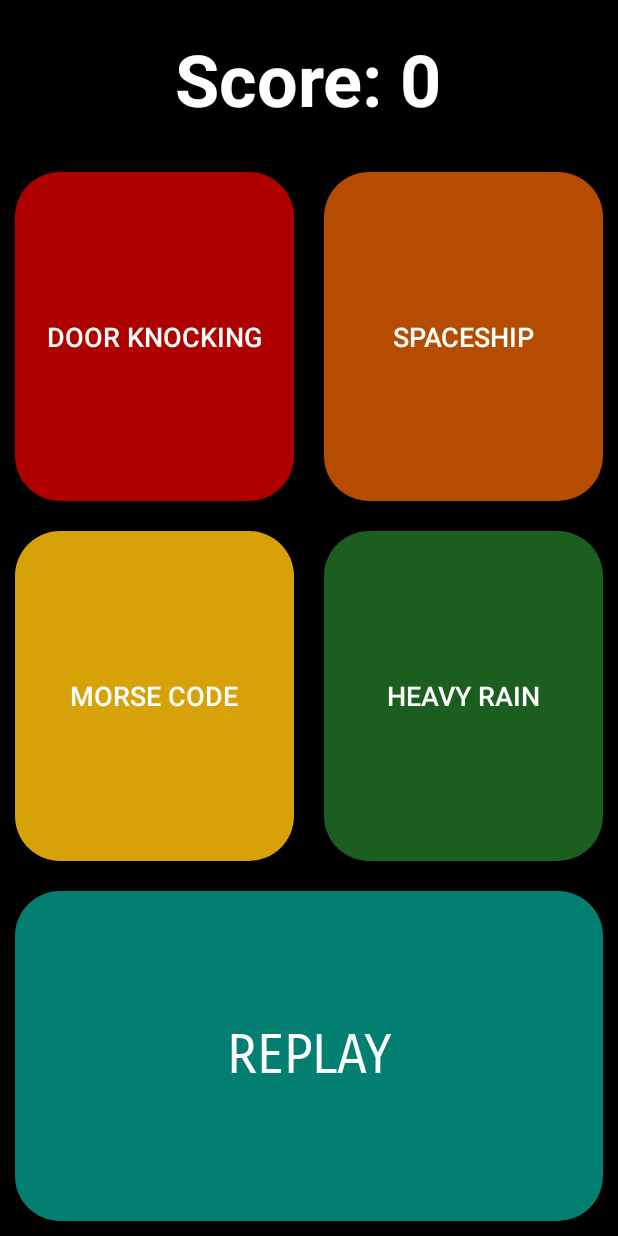
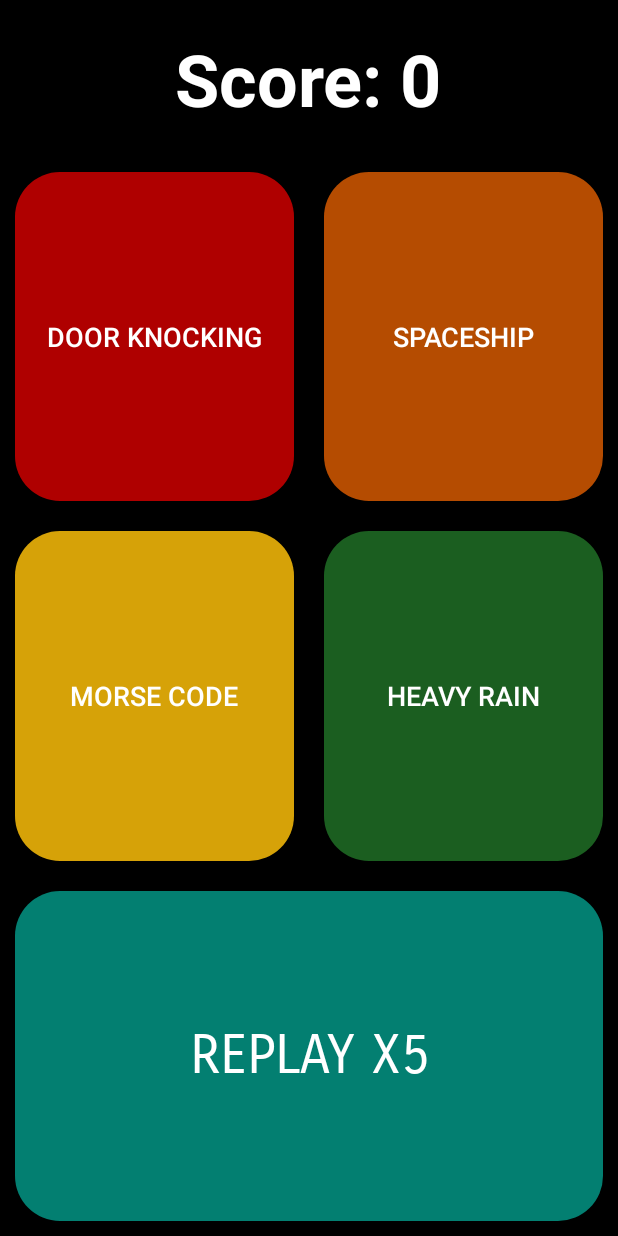
Before and after one commit to legitappsinc/Foundboard, an Android app: the MainActivity screen opened directly, with no data from a screen before it, on a phone screen of 412 x 824 dp. Run offline under Robolectric (Android 15) with nearby library versions, the phone set to English and light mode, and no system bars.

Commit message:
Added limited replays

```diff
--- a/app/src/main/java/com/eoenesapps/myapplication/MainActivity.java
+++ b/app/src/main/java/com/eoenesapps/myapplication/MainActivity.java
@@ -39,10 +39,15 @@ public class MainActivity extends AppCompatActivity implements View.OnClickListe
     static int score;
     public boolean gameOver;
     MediaPlayer mediaPlayer;
+    public static int replayCounter = 4;
 
     protected void onStart() {
+        replayCounter=4;
         score = 0;
         super.onStart();
+
+        Button buttonreplay = findViewById(R.id.buttonReplay);
+        buttonreplay.setText("Replay x5");
 
         //Keeps loop running
 
@@ -227,9 +232,20 @@ public class MainActivity extends AppCompatActivity implements View.OnClickListe
 
         }
 
+    public void replayButton(View v){
 
+        Button button = findViewById(R.id.buttonReplay);
+        button.setText("Replay x" + replayCounter);
+        if(replayCounter!=0){
+            replayCounter-=1;
+            playSound();
+    }
+    else{
+            button.setText("No Replays Left :(");
+        }
+    }
 
-    public void playSound(View v) {
+    public void playSound() {
         mediaPlayer.stop();
         mediaPlayer.release();
         //Place music files in file called raw, then after that the name of the file
--- a/app/src/main/res/layout-es-rUS/activity_start_screen.xml
+++ b/app/src/main/res/layout-es-rUS/activity_start_screen.xml
@@ -43,20 +43,23 @@
             android:onClick="onStartPress"
             android:textStyle="bold"
             android:padding="10dp"/>
+
         <Button
+            android:id="@+id/highScore"
             android:layout_width="match_parent"
             android:layout_height="wrap_content"
+            android:layout_below="@+id/startbtn"
+            android:layout_marginStart="20dp"
+            android:layout_marginTop="20dp"
+            android:layout_marginEnd="20dp"
+            android:layout_marginBottom="20dp"
+            android:background="@android:color/holo_green_dark"
+            android:fontFamily="sans-serif-smallcaps"
+            android:padding="10dp"
+            android:text="High Scores"
+            android:textColor="@android:color/white"
             android:textSize="56dp"
-            android:text="High Score"
-            android:fontFamily="sans-serif-smallcaps"
-            android:layout_below="@+id/startbtn"
-            android:layout_margin="20dp"
-            android:textColor="@android:color/white"
-            android:background="@android:color/holo_green_dark"
-            android:id="@+id/highScore"
-            android:textStyle="bold"
-            android:padding="10dp"
-            />
+            android:textStyle="bold" />
         <Button
             android:layout_width="match_parent"
             android:layout_height="wrap_content"
--- a/app/src/main/res/layout-es/activity_main.xml
+++ /dev/null
@@ -1,140 +0,0 @@
-<?xml version="1.0" encoding="utf-8"?>
-<androidx.constraintlayout.widget.ConstraintLayout xmlns:android="http://schemas.android.com/apk/res/android"
-    xmlns:tools="http://schemas.android.com/tools"
-    android:layout_width="match_parent"
-    android:layout_height="match_parent"
-    tools:context=".MainActivity">
-
-    <LinearLayout
-        android:layout_width="match_parent"
-        android:layout_height="match_parent"
-        android:background="@android:color/black"
-        android:orientation="vertical">
-
-        <RelativeLayout
-            android:layout_width="match_parent"
-            android:layout_height="wrap_content"
-            android:background="@android:color/black"
-            android:orientation="vertical">
-
-            <TextView
-                android:layout_width="wrap_content"
-                android:layout_height="wrap_content"
-                android:layout_centerHorizontal="true"
-                android:fontFamily="sans-serif-smallcaps"
-                android:padding="20dp"
-                android:text="Encuentratabla"
-                android:textColor="@android:color/white"
-                android:textSize="36dp" />
-        </RelativeLayout>
-
-
-        <TableLayout
-            android:layout_width="match_parent"
-            android:layout_height="0dp"
-            android:layout_weight="1"
-          >
-
-            <TableRow
-                android:layout_weight="1"
-                android:layout_height="0dp"
-                android:layout_width="wrap_content">
-
-        <Button
-            android:id="@+id/buttonA"
-            android:layout_width="match_parent"
-            android:layout_height="match_parent"
-            android:layout_margin="20dp"
-            android:layout_weight="1"
-            android:background="#af0000"
-            android:onClick="playSound"
-
-            android:text="Placeholder"
-            android:textColor="@android:color/white"
-            android:textSize="20dp"
-
-            />
-
-
-        <Button
-            android:id="@+id/buttonB"
-            android:layout_width="match_parent"
-            android:layout_weight="1"
-            android:layout_height="match_parent"
-            android:layout_margin="20dp"
-            android:background="#b54c01"
-            android:onClick="playSound"
-            android:text="Placeholder"
-            android:textColor="@android:color/white"
-            android:textSize="20dp" />
-
-            </TableRow>
-
-
-
-        //Leave this button in as it fixes the layout for whatever reason.
-
-            <TableRow
-                android:layout_weight="1"
-                android:layout_height="0dp"
-                android:layout_width="wrap_content">
-                <Button
-
-                    android:id="@+id/buttonC"
-                    android:layout_width="match_parent"
-                    android:layout_height="match_parent"
-                    android:layout_weight="1"
-                    android:layout_margin="20dp"
-                    android:background="#d6a208"
-                    android:onClick="playSound"
-
-                    android:text="Placeholder"
-                    android:textColor="@android:color/white"
-                    android:textSize="20dp"
-
-
-                    />
-
-
-                <Button
-                    android:id="@+id/buttonD"
-                    android:layout_width="match_parent"
-                    android:layout_height="match_parent"
-                    android:layout_margin="20dp"
-                    android:layout_weight="1"
-                    android:background="#1b5e20"
-                    android:onClick="playSound"
-
-                    android:text="Placeholder"
-                    style="@style/TextAppearance.AppCompat.Button"
-                    android:textColor="@android:color/white"
-                    android:textSize="20dp" />
-            </TableRow>
-            <TableRow
-                android:layout_weight="1"
-                android:layout_height="0dp"
-                android:layout_width="wrap_content">
-
-
-
-                <Button
-                    android:id="@+id/buttonReplay"
-                    android:layout_width="match_parent"
-                    android:layout_height="match_parent"
-                    android:layout_margin="20dp"
-                    android:layout_weight="1"
-                    android:background="#037f71"
-                    android:onClick="playSound"
-                    android:text="Repetir"
-                    style="@style/TextAppearance.AppCompat.Button"
-                    android:textColor="@android:color/white"
-                    android:textSize="48dp"
-                    android:fontFamily="sans-serif-smallcaps"/>
-
-            </TableRow>
-        </TableLayout>
-
-    </LinearLayout>
-
-
-</androidx.constraintlayout.widget.ConstraintLayout>
--- a/app/src/main/res/layout-land/activity_main.xml
+++ /dev/null
@@ -1,140 +0,0 @@
-<?xml version="1.0" encoding="utf-8"?>
-<androidx.constraintlayout.widget.ConstraintLayout xmlns:android="http://schemas.android.com/apk/res/android"
-    xmlns:tools="http://schemas.android.com/tools"
-    android:layout_width="match_parent"
-    android:layout_height="match_parent"
-    tools:context=".MainActivity">
-
-    <LinearLayout
-        android:layout_width="match_parent"
-        android:layout_height="match_parent"
-        android:background="@android:color/black"
-        android:orientation="vertical">
-
-        <RelativeLayout
-            android:layout_width="match_parent"
-            android:layout_height="wrap_content"
-            android:background="@android:color/black"
-            android:orientation="vertical">
-
-            <TextView
-                android:layout_width="wrap_content"
-                android:layout_height="wrap_content"
-                android:layout_centerHorizontal="true"
-                android:fontFamily="sans-serif-smallcaps"
-                android:padding="10dp"
-                android:text="Foundboard"
-                android:textColor="@android:color/white"
-                android:textSize="36dp" />
-        </RelativeLayout>
-
-
-        <TableLayout
-            android:layout_width="match_parent"
-            android:layout_height="0dp"
-            android:layout_weight="1"
-          >
-
-            <TableRow
-                android:layout_weight="1"
-                android:layout_height="0dp"
-                android:layout_width="wrap_content">
-
-        <Button
-            android:id="@+id/buttonA"
-            android:layout_width="match_parent"
-            android:layout_height="match_parent"
-            android:layout_margin="10dp"
-            android:layout_weight="1"
-            android:background="#af0000"
-            android:onClick="playSound"
-
-            android:text="Placeholder"
-            android:textColor="@android:color/white"
-            android:textSize="24dp"
-
-            />
-
-
-        <Button
-            android:id="@+id/buttonB"
-            android:layout_width="match_parent"
-            android:layout_weight="1"
-            android:layout_height="match_parent"
-            android:layout_margin="10dp"
-            android:background="#b54c01"
-            android:onClick="playSound"
-            android:text="Placeholder"
-            android:textColor="@android:color/white"
-            android:textSize="24dp" />
-
-            </TableRow>
-
-
-
-        //Leave this button in as it fixes the layout for whatever reason.
-
-            <TableRow
-                android:layout_weight="1"
-                android:layout_height="0dp"
-                android:layout_width="wrap_content">
-                <Button
-
-                    android:id="@+id/buttonC"
-                    android:layout_width="match_parent"
-                    android:layout_height="match_parent"
-                    android:layout_weight="1"
-                    android:layout_margin="10dp"
-                    android:background="#d6a208"
-                    android:onClick="playSound"
-
-                    android:text="Placeholder"
-                    android:textColor="@android:color/white"
-                    android:textSize="24dp"
-
-
-                    />
-
-
-                <Button
-                    android:id="@+id/buttonD"
-                    android:layout_width="match_parent"
-                    android:layout_height="match_parent"
-                    android:layout_margin="10dp"
-                    android:layout_weight="1"
-                    android:background="#1b5e20"
-                    android:onClick="playSound"
-
-                    android:text="Placeholder"
-                    style="@style/TextAppearance.AppCompat.Button"
-                    android:textColor="@android:color/white"
-                    android:textSize="24dp" />
-            </TableRow>
-            <TableRow
-                android:layout_weight="1"
-                android:layout_height="0dp"
-                android:layout_width="wrap_content">
-
-
-
-                <Button
-                    android:id="@+id/buttonReplay"
-                    android:layout_width="match_parent"
-                    android:layout_height="match_parent"
-                    android:layout_margin="15dp"
-                    android:layout_weight="1"
-                    android:background="#037f71"
-                    android:onClick="playSound"
-                    android:text="Replay"
-                    style="@style/TextAppearance.AppCompat.Button"
-                    android:textColor="@android:color/white"
-                    android:textSize="36dp"
-                    android:fontFamily="sans-serif-smallcaps"/>
-
-            </TableRow>
-        </TableLayout>
-
-    </LinearLayout>
-
-
-</androidx.constraintlayout.widget.ConstraintLayout>
--- a/app/src/main/res/layout-sw600dp/activity_main.xml
+++ /dev/null
@@ -1,143 +0,0 @@
-<?xml version="1.0" encoding="utf-8"?>
-<androidx.constraintlayout.widget.ConstraintLayout xmlns:android="http://schemas.android.com/apk/res/android"
-    xmlns:tools="http://schemas.android.com/tools"
-    android:layout_width="match_parent"
-    android:layout_height="match_parent"
-    tools:context=".MainActivity">
-
-    <LinearLayout
-        android:layout_width="match_parent"
-        android:layout_height="match_parent"
-        android:background="@android:color/black"
-        android:orientation="vertical">
-
-        <RelativeLayout
-            android:layout_width="match_parent"
-            android:layout_height="wrap_content"
-            android:background="@android:color/black"
-            android:orientation="vertical">
-
-            <TextView
-                android:layout_width="wrap_content"
-                android:layout_height="wrap_content"
-                android:layout_centerHorizontal="true"
-                android:fontFamily="sans-serif-smallcaps"
-                android:padding="36dp"
-                android:text="Foundboard"
-                android:textColor="@android:color/white"
-                android:textSize="56dp" />
-        </RelativeLayout>
-
-
-        <TableLayout
-            android:layout_width="match_parent"
-            android:layout_height="0dp"
-            android:layout_weight="1">
-
-            <TableRow
-                android:layout_width="wrap_content"
-                android:layout_height="0dp"
-                android:layout_weight="1">
-
-                <Button
-                    android:id="@+id/buttonA"
-                    android:layout_width="match_parent"
-                    android:layout_height="match_parent"
-                    android:layout_margin="20dp"
-                    android:layout_weight="1"
-                    android:background="#af0000"
-                    android:fontFamily="sans-serif-smallcaps"
-
-                    android:onClick="playSound"
-                    android:text="Placeholder"
-                    android:textColor="@android:color/white"
-                    android:textSize="48dp"
-
-                    />
-
-
-                <Button
-                    android:id="@+id/buttonB"
-                    android:layout_width="match_parent"
-                    android:layout_height="match_parent"
-                    android:layout_margin="20dp"
-                    android:layout_weight="1"
-                    android:background="#b54c01"
-                    android:fontFamily="sans-serif-smallcaps"
-                    android:onClick="playSound"
-                    android:text="Placeholder"
-                    android:textColor="@android:color/white"
-                    android:textSize="48dp" />
-
-            </TableRow>
-
-
-            //Leave this button in as it fixes the layout for whatever reason.
-
-            <TableRow
-                android:layout_width="wrap_content"
-                android:layout_height="0dp"
-                android:layout_weight="1">
-
-                <Button
-
-                    android:id="@+id/buttonC"
-                    android:layout_width="match_parent"
-                    android:layout_height="match_parent"
-                    android:layout_margin="20dp"
-                    android:layout_weight="1"
-                    android:background="#d6a208"
-                    android:fontFamily="sans-serif-smallcaps"
-
-                    android:onClick="playSound"
-                    android:text="Placeholder"
-                    android:textColor="@android:color/white"
-                    android:textSize="48dp"
-
-
-                    />
-
-
-                <Button
-                    android:id="@+id/buttonD"
-                    style="@style/TextAppearance.AppCompat.Button"
-                    android:layout_width="match_parent"
-                    android:layout_height="match_parent"
-                    android:layout_margin="20dp"
-                    android:layout_weight="1"
-                    android:background="#1b5e20"
-
-                    android:fontFamily="sans-serif-smallcaps"
-                    android:onClick="playSound"
-                    android:text="Placeholder"
-                    android:textColor="@android:color/white"
-                    android:textSize="48dp" />
-            </TableRow>
-
-            <TableRow
-                android:layout_width="wrap_content"
-                android:layout_height="0dp"
-                android:layout_weight="1">
-
-
-                <Button
-                    android:id="@+id/buttonReplay"
-                    style="@style/TextAppearance.AppCompat.Button"
-                    android:layout_width="match_parent"
-                    android:layout_height="match_parent"
-                    android:layout_margin="15dp"
-                    android:layout_weight="1"
-                    android:background="#037f71"
-                    android:fontFamily="sans-serif-smallcaps"
-                    android:onClick="playSound"
-                    android:text="Replay"
-                    android:textColor="@android:color/white"
-                    android:textSize="48dp" />
-
-            </TableRow>
-        </TableLayout>
-
-    </LinearLayout>
-
-
-</androidx.constraintlayout.widget.ConstraintLayout>
--- a/app/src/main/res/layout-v21/activity_start_screen.xml
+++ b/app/src/main/res/layout-v21/activity_start_screen.xml
@@ -54,12 +54,12 @@
             android:layout_marginEnd="20dp"
             android:layout_marginBottom="10dp"
             android:background="#12a528"
+            android:onClick="onHighScorePress"
             android:padding="10dp"
-            android:text="High Score"
+            android:text="High Scores"
             android:textColor="@android:color/white"
             android:textSize="36sp"
-            android:textStyle="bold"
-            android:onClick="onHighScorePress"/>
+            android:textStyle="bold" />
 
         <Button
             android:id="@+id/info"
--- a/app/src/main/res/layout-v22/activity_start_screen.xml
+++ b/app/src/main/res/layout-v22/activity_start_screen.xml
@@ -54,12 +54,12 @@
             android:layout_marginEnd="20dp"
             android:layout_marginBottom="10dp"
             android:background="#12a528"
+            android:onClick="onHighScorePress"
             android:padding="10dp"
-            android:text="High Score"
+            android:text="High Scores"
             android:textColor="@android:color/white"
             android:textSize="36sp"
-            android:textStyle="bold"
-            android:onClick="onHighScorePress"/>
+            android:textStyle="bold" />
 
         <Button
             android:id="@+id/info"
--- a/app/src/main/res/layout-v23/activity_start_screen.xml
+++ b/app/src/main/res/layout-v23/activity_start_screen.xml
@@ -54,12 +54,12 @@
             android:layout_marginEnd="20dp"
             android:layout_marginBottom="10dp"
             android:background="#12a528"
+            android:onClick="onHighScorePress"
             android:padding="10dp"
-            android:text="High Score"
+            android:text="High Scores"
             android:textColor="@android:color/white"
             android:textSize="36sp"
-            android:textStyle="bold"
-            android:onClick="onHighScorePress"/>
+            android:textStyle="bold" />
 
         <Button
             android:id="@+id/info"
--- a/app/src/main/res/layout-v24/activity_start_screen.xml
+++ b/app/src/main/res/layout-v24/activity_start_screen.xml
@@ -54,12 +54,12 @@
             android:layout_marginEnd="20dp"
             android:layout_marginBottom="10dp"
             android:background="#12a528"
+            android:onClick="onHighScorePress"
             android:padding="10dp"
-            android:text="High Score"
+            android:text="High Scores"
             android:textColor="@android:color/white"
             android:textSize="36sp"
-            android:textStyle="bold"
-            android:onClick="onHighScorePress"/>
+            android:textStyle="bold" />
 
         <Button
             android:id="@+id/info"
--- a/app/src/main/res/layout-v25/activity_start_screen.xml
+++ b/app/src/main/res/layout-v25/activity_start_screen.xml
@@ -54,12 +54,12 @@
             android:layout_marginEnd="20dp"
             android:layout_marginBottom="10dp"
             android:background="#12a528"
+            android:onClick="onHighScorePress"
             android:padding="10dp"
-            android:text="High Score"
+            android:text="High Scores"
             android:textColor="@android:color/white"
             android:textSize="36sp"
-            android:textStyle="bold"
-            android:onClick="onHighScorePress"/>
+            android:textStyle="bold" />
 
         <Button
             android:id="@+id/info"
--- a/app/src/main/res/layout-v26/activity_start_screen.xml
+++ b/app/src/main/res/layout-v26/activity_start_screen.xml
@@ -56,12 +56,12 @@
             android:layout_marginBottom="10dp"
             android:background="@drawable/btn_rounded_start_green"
             android:fontFamily="sans-serif-smallcaps"
+            android:onClick="onHighScorePress"
             android:padding="10dp"
-            android:text="High Score"
+            android:text="High Scores"
             android:textColor="@android:color/white"
             android:textSize="36sp"
-            android:textStyle="bold"
-            android:onClick="onHighScorePress"/>
+            android:textStyle="bold" />
 
         <Button
             android:id="@+id/info"
--- a/app/src/main/res/layout-v27/activity_start_screen.xml
+++ b/app/src/main/res/layout-v27/activity_start_screen.xml
@@ -56,13 +56,12 @@
             android:layout_marginBottom="10dp"
             android:background="@drawable/btn_rounded_start_green"
             android:fontFamily="sans-serif-smallcaps"
+            android:onClick="onHighScorePress"
             android:padding="10dp"
-            android:text="High Score"
+            android:text="High Scores"
             android:textColor="@android:color/white"
             android:textSize="36sp"
-            android:textStyle="bold"
-            android:onClick="onHighScorePress"
-            />
+            android:textStyle="bold" />
 
         <Button
             android:id="@+id/info"
--- a/app/src/main/res/layout-v28/activity_start_screen.xml
+++ b/app/src/main/res/layout-v28/activity_start_screen.xml
@@ -56,11 +56,11 @@
             android:layout_marginBottom="10dp"
             android:background="@drawable/btn_rounded_start_green"
             android:fontFamily="sans-serif-smallcaps"
+            android:onClick="onHighScorePress"
             android:padding="10dp"
-            android:text="High Score"
+            android:text="High Scores"
             android:textColor="@android:color/white"
             android:textSize="36sp"
-            android:onClick="onHighScorePress"
             android:textStyle="bold" />
 
         <Button
--- a/app/src/main/res/layout-v29/activity_start_screen.xml
+++ b/app/src/main/res/layout-v29/activity_start_screen.xml
@@ -56,11 +56,11 @@
             android:layout_marginBottom="10dp"
             android:background="@drawable/btn_rounded_start_green"
             android:fontFamily="sans-serif-smallcaps"
+            android:onClick="onHighScorePress"
             android:padding="10dp"
-            android:text="High Score"
+            android:text="High Scores"
             android:textColor="@android:color/white"
             android:textSize="36sp"
-            android:onClick="onHighScorePress"
             android:textStyle="bold" />
 
         <Button
--- a/app/src/main/res/layout/activity_main.xml
+++ b/app/src/main/res/layout/activity_main.xml
@@ -122,7 +122,7 @@
                     android:layout_weight="1"
                     android:background="@drawable/btn_rounded_replay"
                     android:fontFamily="sans-serif-smallcaps"
-                    android:onClick="playSound"
+                    android:onClick="replayButton"
                     android:text="Replay"
                     android:textColor="@android:color/white"
                     android:textSize="36dp" />
--- a/app/src/main/res/layout/activity_start_screen.xml
+++ b/app/src/main/res/layout/activity_start_screen.xml
@@ -58,11 +58,10 @@
             android:fontFamily="sans-serif-smallcaps"
             android:onClick="onInfoPress"
             android:padding="10dp"
-            android:text="High Score"
+            android:text="High Scores"
             android:textColor="@android:color/white"
             android:textSize="36sp"
-            android:textStyle="bold"
-            />
+            android:textStyle="bold" />
 
         <Button
             android:id="@+id/info"
```
Also changed, not shown: app/src/main/AndroidManifest.xml (+15 -5 lines), app/src/main/res/layout/activity_highscore.xml (+6 -1 lines).
